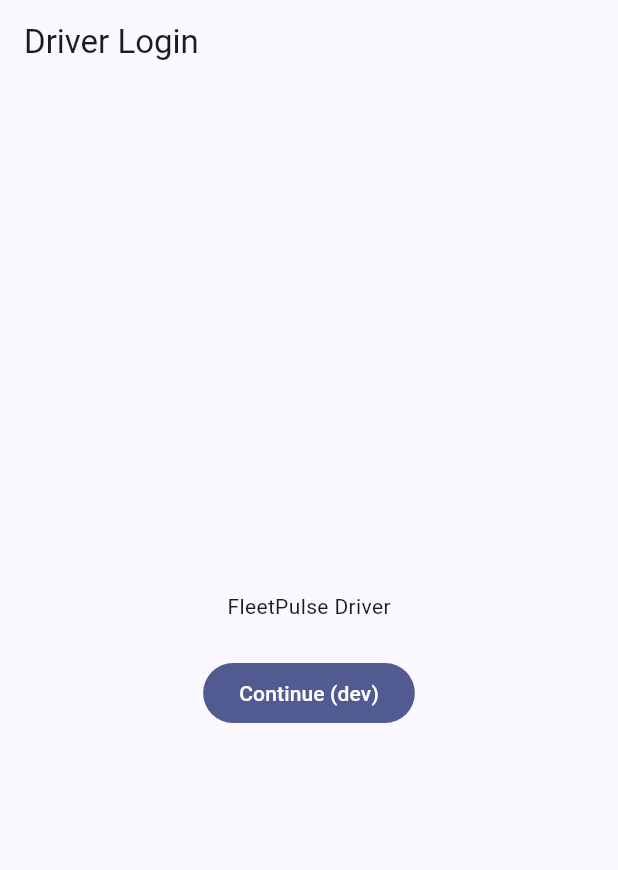
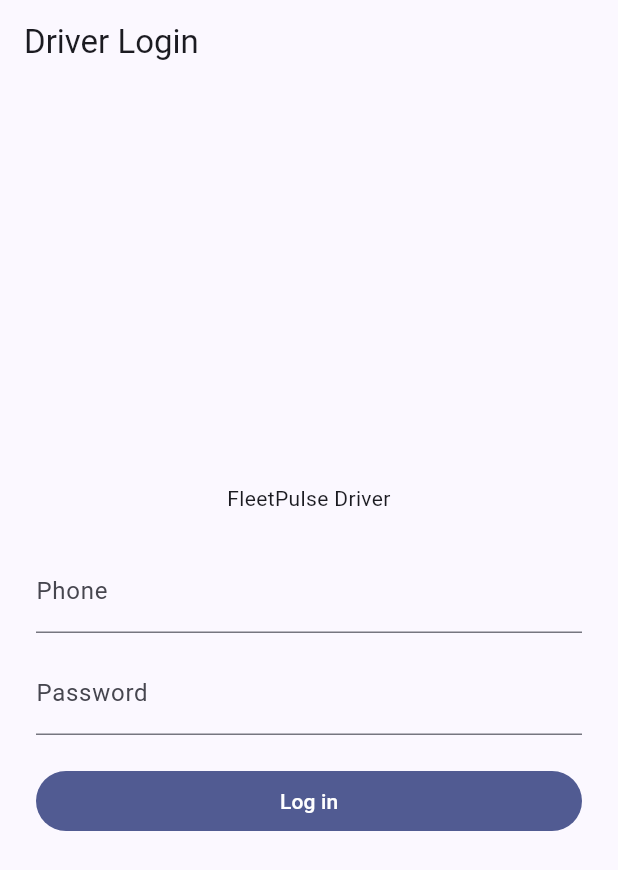
Before and after one commit to WildanFrananda/FleetPulseMobile, a Flutter app: the screen it shows after launch, on a phone screen of 412 x 824 dp. Shown: the top 870 px of the screen. Run offline on Flutter 3.47's test engine with Material 3 defaults, Android fonts, the phone set to English and light mode, and no system bars; our stand-ins replace dio, flutter_secure_storage, freezed_annotation, geolocator, get_it, injectable and 1 more; generated files the repository leaves out were written again.

Commit message:
feat: add session-based login and tracking improvements

```diff
--- a/analysis_options.yaml
+++ b/analysis_options.yaml
@@ -96,7 +96,7 @@
     avoid_unused_constructor_parameters: true
     one_member_abstracts: false           # services are 1-method abstractions
     prefer_mixin: true
-    use_setters_to_change_properties: true
+    use_setters_to_change_properties: false
     use_to_and_as_if_applicable: true
 
     # ---- Style / consistency ----
--- a/lib/core/core.dart
+++ b/lib/core/core.dart
@@ -1,2 +1,3 @@
 export 'failure.dart';
 export 'result.dart';
+export 'unauthorized_exception.dart';
--- /dev/null
+++ b/lib/core/unauthorized_exception.dart
@@ -0,0 +1,3 @@
+class UnauthorizedException implements Exception {
+  const UnauthorizedException();
+}
--- a/lib/repositories/connection_repository.dart
+++ b/lib/repositories/connection_repository.dart
@@ -3,6 +3,7 @@
 
 abstract interface class ConnectionRepository {
   Stream<ConnectionStatus> get statusStream;
+  Stream<void> get sessionExpired;
   Future<void> connect(DriverSession session);
   Future<void> disconnect();
   Future<Result<Unit>> sendPing(TelemetryPing ping);
--- a/lib/repositories/connection_repository_impl.dart
+++ b/lib/repositories/connection_repository_impl.dart
@@ -16,6 +16,9 @@
 
   @override
   Stream<ConnectionStatus> get statusStream => _channel.statusStream;
+
+  @override
+  Stream<void> get sessionExpired => _channel.unauthorized;
 
   @override
   Future<void> connect(DriverSession session) =>
--- /dev/null
+++ b/lib/repositories/session_repository.dart
@@ -0,0 +1,11 @@
+import 'package:fleet_pulse_mobile/core/core.dart';
+import 'package:fleet_pulse_mobile/models/models.dart';
+
+abstract interface class SessionRepository {
+  Future<DriverSession?> currentSession();
+  Future<Result<DriverSession>> login({
+    required String phone,
+    required String password,
+  });
+  Future<void> logout();
+}
--- a/lib/ui/screens/login_screen.dart
+++ b/lib/ui/screens/login_screen.dart
@@ -11,20 +11,46 @@
 
     return Scaffold(
       appBar: AppBar(title: const Text('Driver Login')),
-      body: Center(
-        child: Padding(
+      body: Padding(
         padding: const EdgeInsets.all(24),
         child: Column(
-            mainAxisSize: MainAxisSize.min,
+          mainAxisAlignment: MainAxisAlignment.center,
+          crossAxisAlignment: CrossAxisAlignment.stretch,
           children: <Widget>[
-              const Text('FleetPulse Driver'),
+            const Text('FleetPulse Driver', textAlign: TextAlign.center),
             const SizedBox(height: 24),
+            TextField(
+              keyboardType: TextInputType.phone,
+              decoration: const InputDecoration(labelText: 'Phone'),
+              onChanged: vm.setPhone,
+            ),
+            const SizedBox(height: 12),
+            TextField(
+              obscureText: true,
+              decoration: const InputDecoration(labelText: 'Password'),
+              onChanged: vm.setPassword,
+            ),
+            const SizedBox(height: 20),
+            if (vm.error != null)
+              Padding(
+                padding: const EdgeInsets.only(bottom: 12),
+                child: Text(
+                  vm.error!,
+                  style: const TextStyle(color: Colors.red),
+                  textAlign: TextAlign.center,
+                ),
+              ),
             FilledButton(
-                onPressed: vm.devContinue,
-                child: const Text('Continue (dev)'),
+              onPressed: vm.submitting ? null : vm.submit,
+              child: vm.submitting
+                  ? const SizedBox(
+                      height: 18,
+                      width: 18,
+                      child: CircularProgressIndicator(),
+                    )
+                  : const Text('Log in'),
             ),
           ],
-          ),
         ),
       ),
     );
--- a/lib/viewmodels/login_view_model.dart
+++ b/lib/viewmodels/login_view_model.dart
@@ -1,3 +1,5 @@
+import 'package:fleet_pulse_mobile/core/core.dart';
+import 'package:fleet_pulse_mobile/repositories/session_repository.dart';
 import 'package:fleet_pulse_mobile/routes/app_route.dart';
 import 'package:fleet_pulse_mobile/routes/app_router_state.dart';
 import 'package:flutter/material.dart';
@@ -5,11 +7,40 @@
 
 @injectable
 class LoginViewModel extends ChangeNotifier {
-  LoginViewModel(this._router);
+  LoginViewModel(this._router, this._session);
 
   final AppRouterState _router;
+  final SessionRepository _session;
 
-  void devContinue() {
-    _router.replaceAll(const TrackingRoute());
+  String _phone = '';
+  String _password = '';
+  bool _submitting = false;
+  String? _error;
+
+  bool get submitting => _submitting;
+  String? get error => _error;
+
+  void setPhone(String v) => _phone = v.trim();
+  void setPassword(String v) => _password = v;
+
+  Future<void> submit() async {
+    if (_phone.isEmpty || _password.isEmpty) {
+      _error = 'phone and password required';
+      notifyListeners();
+
+      return;
+    }
+
+    _submitting = true;
+    _error = null;
+    notifyListeners();
+
+    final res = await _session.login(phone: _phone, password: _password);
+
+    res.fold((_) => _router.replaceAll(const TrackingRoute()), (Failure f) {
+      _error = f.message;
+      _submitting = false;
+      notifyListeners();
+    });
   }
 }
--- a/lib/viewmodels/splash_view_model.dart
+++ b/lib/viewmodels/splash_view_model.dart
@@ -1,5 +1,6 @@
 import 'dart:async';
 
+import 'package:fleet_pulse_mobile/repositories/session_repository.dart';
 import 'package:fleet_pulse_mobile/routes/app_route.dart';
 import 'package:fleet_pulse_mobile/routes/app_router_state.dart';
 import 'package:flutter/material.dart';
@@ -7,14 +8,18 @@
 
 @injectable
 class SplashViewModel extends ChangeNotifier {
-  SplashViewModel(this._router) {
+  SplashViewModel(this._router, this._session) {
     unawaited(_bootstrap());
   }
 
   final AppRouterState _router;
+  final SessionRepository _session;
 
   Future<void> _bootstrap() async {
-    await Future<void>.delayed(const Duration(milliseconds: 600));
-    _router.replaceAll(const LoginRoute());
+    final session = await _session.currentSession();
+    await Future<void>.delayed(const Duration(milliseconds: 400));
+    _router.replaceAll(
+      session == null ? const LoginRoute() : const TrackingRoute(),
+    );
   }
 }
--- a/pubspec.yaml
+++ b/pubspec.yaml
@@ -23,6 +23,8 @@
   flutter_secure_storage: ^10.3.1
   flutter_foreground_task: ^10.0.0
   url_launcher: ^6.3.2
+  dio: ^5.11.0
+  retrofit: ^4.9.2
 
 dev_dependencies:
   flutter_test:
@@ -32,6 +34,7 @@
   injectable_generator: ^3.0.2
   freezed: ^3.0.6                 # <-- major 3
   json_serializable: ^6.9.5
+  retrofit_generator: ^10.2.8
 
 
 flutter:
```
Also changed, not shown: lib/di/register_module.dart (added, +24 -0 lines), lib/models/login_request.dart (added, +15 -0 lines), lib/repositories/session_repository_impl.dart (added, +50 -0 lines), lib/services/auth/driver_api.dart (added, +14 -0 lines), lib/services/auth/token_store.dart (added, +43 -0 lines), lib/services/channel/channel_client.dart (+15 -1 lines), lib/ui/screens/tracking_screen.dart (+10 -4 lines), lib/ui/widgets/tracking/connect_view.dart (deleted, +0 -28 lines), lib/ui/widgets/tracking/online_view.dart (+6 -12 lines), lib/viewmodels/tracking_view_model.dart (+31 -20 lines), lib/di/injection.config.dart, lib/models/login_request.freezed.dart (added), lib/models/login_request.g.dart (added), lib/services/auth/driver_api.g.dart (added), 1 more files. Lines whose indentation alone changed are shown as unchanged.
